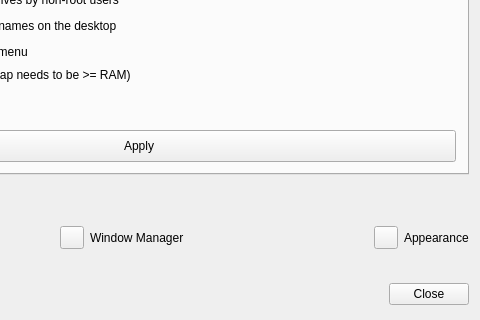
Before: the Qt Designer form tweak/defaultlook.ui in MX-Linux/mx-tweak, drawn with Qt 5; both pictures show x 202 to 682 and y 162 to 482 of the 682 by 482 pixel window.
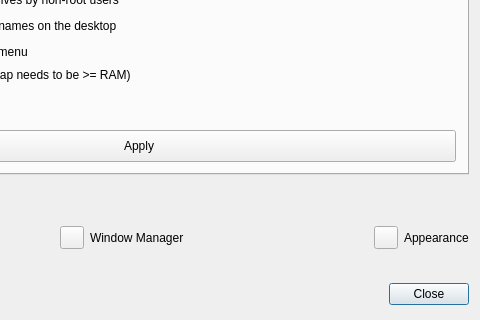
After: the same form once the commit is applied. Icons and pictures are not drawn.

Commit message: changed default button

The edit to the form file:
```diff
--- a/tweak/defaultlook.ui
+++ b/tweak/defaultlook.ui
@@ -817,6 +817,9 @@
           <property name="autoDefault">
            <bool>true</bool>
           </property>
+          <property name="default">
+           <bool>true</bool>
+          </property>
          </widget>
         </item>
        </layout>
```
